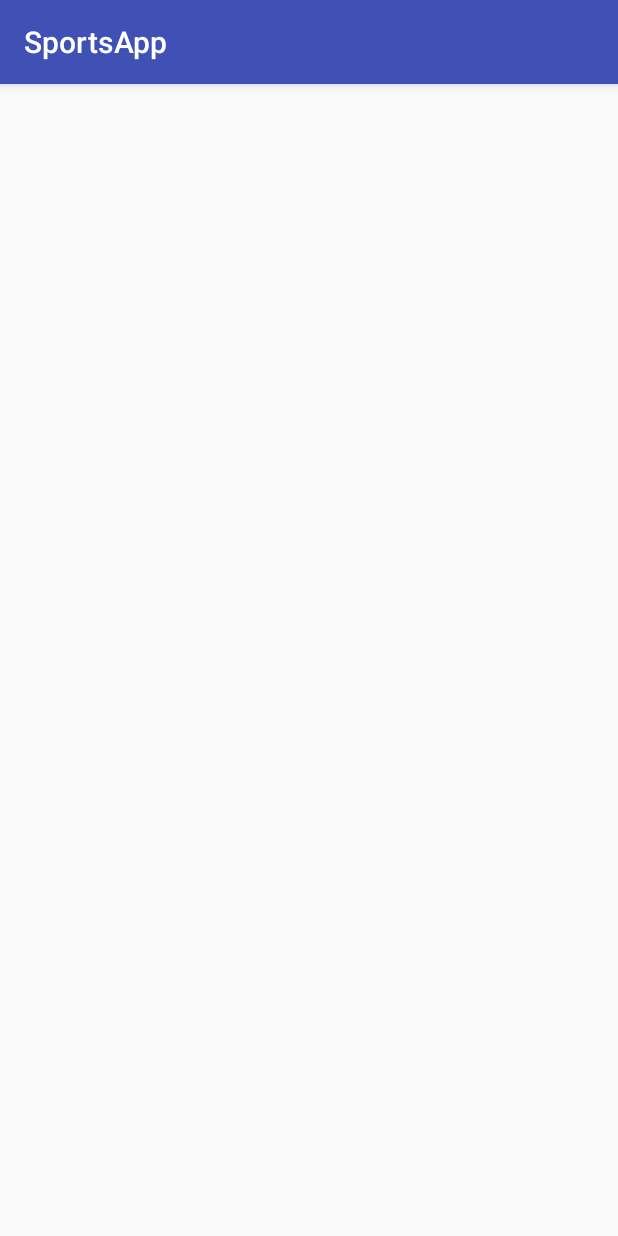
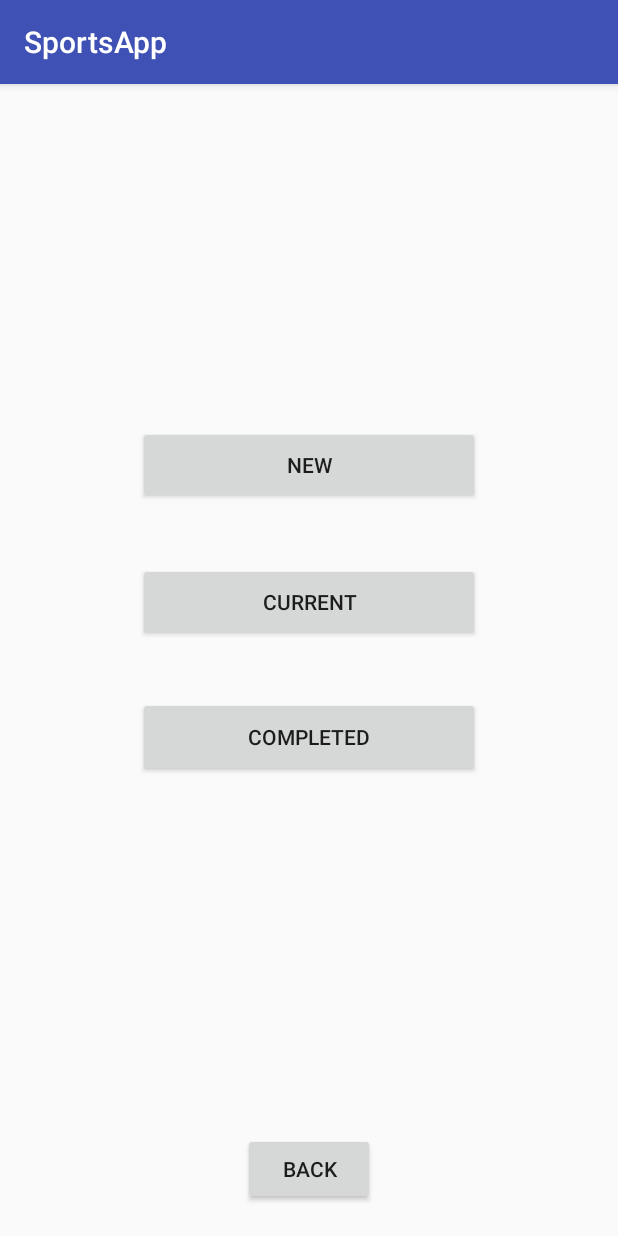
Before and after one commit to CS3398-Chicago-Bears/CS3398-Chicago-Bears-S2018, an Android app: the BracketActivity screen opened directly, with no data from a screen before it, on a phone screen of 412 x 824 dp. Run offline under Robolectric (Android 15) with nearby library versions, the light colour scheme and no system bars.

Commit message:
Add files via upload

```diff
--- a/app/src/main/AndroidManifest.xml
+++ b/app/src/main/AndroidManifest.xml
@@ -19,5 +19,4 @@
         <activity android:name=".View.HomeActivity"></activity>
         <activity android:name=".View.BracketActivity"></activity>
     </application>
-
 </manifest>
--- /dev/null
+++ b/app/src/main/res/layout/activity_bracket.xml
@@ -0,0 +1,68 @@
+<?xml version="1.0" encoding="utf-8"?>
+<android.support.constraint.ConstraintLayout xmlns:android="http://schemas.android.com/apk/res/android"
+    xmlns:app="http://schemas.android.com/apk/res-auto"
+    xmlns:tools="http://schemas.android.com/tools"
+    android:id="@+id/linearLayout"
+    android:layout_width="match_parent"
+    android:layout_height="match_parent">
+
+    <Button
+        android:id="@+id/button3"
+        android:layout_width="228dp"
+        android:layout_height="52dp"
+        android:layout_marginBottom="8dp"
+        android:layout_marginEnd="8dp"
+        android:layout_marginStart="8dp"
+        android:layout_marginTop="44dp"
+        android:text="@string/current"
+        app:layout_constraintBottom_toBottomOf="parent"
+        app:layout_constraintEnd_toEndOf="parent"
+        app:layout_constraintStart_toStartOf="parent"
+        app:layout_constraintTop_toTopOf="parent"
+        app:layout_constraintVertical_bias="0.415" />
+
+    <Button
+        android:id="@+id/button4"
+        android:layout_width="228dp"
+        android:layout_height="52dp"
+        android:layout_marginBottom="8dp"
+        android:layout_marginEnd="8dp"
+        android:layout_marginStart="8dp"
+        android:layout_marginTop="8dp"
+        android:text="@string/newBracket"
+        app:layout_constraintBottom_toTopOf="@+id/button3"
+        app:layout_constraintEnd_toEndOf="parent"
+        app:layout_constraintStart_toStartOf="parent"
+        app:layout_constraintTop_toTopOf="parent"
+        app:layout_constraintVertical_bias="0.875" />
+
+    <Button
+        android:id="@+id/button5"
+        android:layout_width="228dp"
+        android:layout_height="53dp"
+        android:layout_marginBottom="8dp"
+        android:layout_marginEnd="8dp"
+        android:layout_marginStart="8dp"
+        android:layout_marginTop="8dp"
+        android:text="@string/completed"
+        app:layout_constraintBottom_toBottomOf="parent"
+        app:layout_constraintEnd_toEndOf="parent"
+        app:layout_constraintStart_toStartOf="parent"
+        app:layout_constraintTop_toBottomOf="@+id/button3"
+        app:layout_constraintVertical_bias="0.09" />
+
+    <Button
+        android:id="@+id/button6"
+        android:layout_width="wrap_content"
+        android:layout_height="wrap_content"
+        android:layout_marginBottom="8dp"
+        android:layout_marginEnd="8dp"
+        android:layout_marginStart="8dp"
+        android:layout_marginTop="8dp"
+        android:text="@string/back"
+        app:layout_constraintBottom_toBottomOf="parent"
+        app:layout_constraintEnd_toEndOf="parent"
+        app:layout_constraintStart_toStartOf="parent"
+        app:layout_constraintTop_toTopOf="parent"
+        app:layout_constraintVertical_bias="0.982" />
+</android.support.constraint.ConstraintLayout>
--- /dev/null
+++ b/app/src/main/res/values/ids.xml
@@ -0,0 +1,5 @@
+<?xml version="1.0" encoding="utf-8"?>
+<resources>
+    <item name="search" type="id">1</item>
+    <item name="bracket" type="id">2</item>
+</resources>
--- a/app/src/main/res/values/strings.xml
+++ b/app/src/main/res/values/strings.xml
@@ -1,3 +1,9 @@
 <resources>
     <string name="app_name">SportsApp</string>
+    <string name="search">Search</string>
+    <string name="bracket">Bracket</string>
+    <string name="current">Current</string>
+    <string name="newBracket">New</string>
+    <string name="completed">Completed</string>
+    <string name="back">Back</string>
 </resources>
```
Also changed, not shown: app/src/main/res/layout/activity_home.xml (+32 -1 lines).
